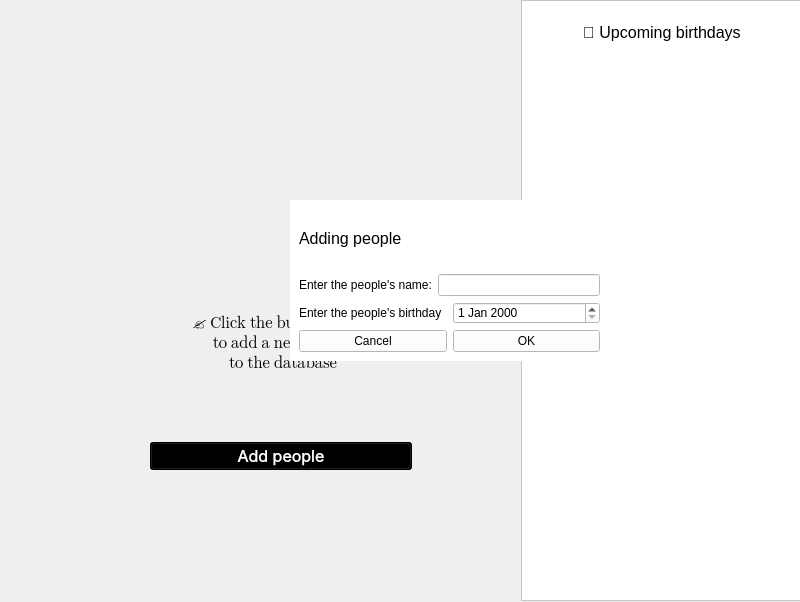
SerhiyTo/Birthday-App, file Brithday-App/mainwindow.ui: the form before one commit.
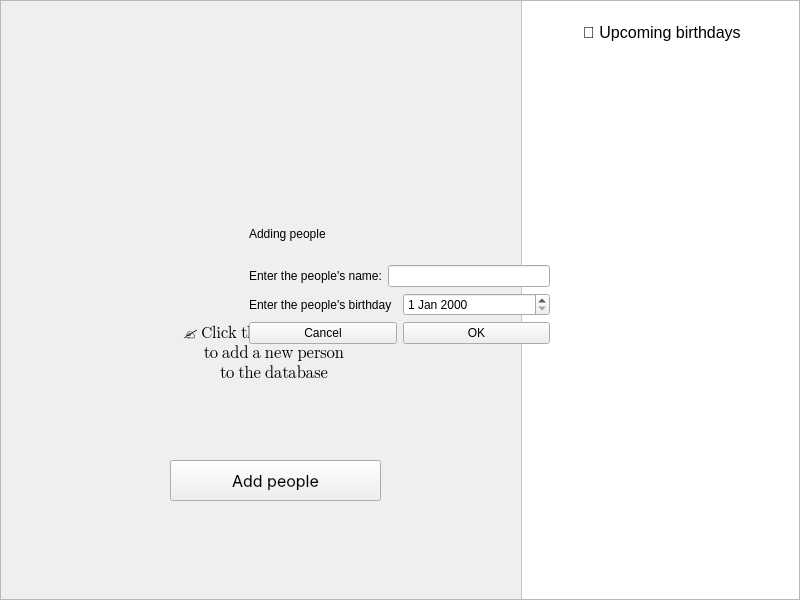
The form after the commit. Icons and pictures are not drawn.

Diff of the .ui file:
```diff
--- a/Brithday-App/mainwindow.ui
+++ b/Brithday-App/mainwindow.ui
@@ -10,7 +10,7 @@
     <x>0</x>
     <y>0</y>
     <width>800</width>
-    <height>602</height>
+    <height>600</height>
    </rect>
   </property>
   <property name="mouseTracking">
@@ -33,142 +33,6 @@
    <enum>QTabWidget::Rounded</enum>
   </property>
   <widget class="QWidget" name="centralwidget">
-   <widget class="QWidget" name="layoutWidget">
-    <property name="geometry">
-     <rect>
-      <x>150</x>
-      <y>60</y>
-      <width>262</width>
-      <height>410</height>
-     </rect>
-    </property>
-    <layout class="QVBoxLayout" name="MainCenter">
-     <item>
-      <widget class="QLabel" name="image">
-       <property name="text">
-        <string/>
-       </property>
-       <property name="pixmap">
-        <pixmap resource="resources.qrc">:/graphics/bird.png</pixmap>
-       </property>
-       <property name="scaledContents">
-        <bool>true</bool>
-       </property>
-      </widget>
-     </item>
-     <item>
-      <widget class="QLabel" name="text_upper_button">
-       <property name="font">
-        <font>
-         <family>Segoe UI Emoji</family>
-         <pointsize>12</pointsize>
-        </font>
-       </property>
-       <property name="text">
-        <string>✍️ Click the button below
- to add a new person
- to the database</string>
-       </property>
-       <property name="textFormat">
-        <enum>Qt::PlainText</enum>
-       </property>
-       <property name="alignment">
-        <set>Qt::AlignCenter</set>
-       </property>
-      </widget>
-     </item>
-     <item>
-      <widget class="QPushButton" name="btnAddPeople">
-       <property name="font">
-        <font>
-         <family>Inter</family>
-         <pointsize>12</pointsize>
-        </font>
-       </property>
-       <property name="styleSheet">
-        <string notr="true">background-color: rgb(0, 0, 0);
-color: rgb(255, 255, 255);</string>
-       </property>
-       <property name="text">
-        <string>Add people</string>
-       </property>
-      </widget>
-     </item>
-    </layout>
-   </widget>
-   <widget class="QFrame" name="frMessageOpen">
-    <property name="geometry">
-     <rect>
-      <x>290</x>
-      <y>200</y>
-      <width>319</width>
-      <height>161</height>
-     </rect>
-    </property>
-    <property name="styleSheet">
-     <string notr="true">background-color: rgb(255, 255, 255);</string>
-    </property>
-    <layout class="QVBoxLayout" name="verticalLayout_2">
-     <item>
-      <widget class="QLabel" name="label_3">
-       <property name="font">
-        <font>
-         <pointsize>12</pointsize>
-        </font>
-       </property>
-       <property name="text">
-        <string>Adding people</string>
-       </property>
-      </widget>
-     </item>
-     <item>
-      <layout class="QHBoxLayout" name="lblNameInput">
-       <item>
-        <widget class="QLabel" name="label">
-         <property name="text">
-          <string>Enter the people's name:</string>
-         </property>
-        </widget>
-       </item>
-       <item>
-        <widget class="QLineEdit" name="lnNameInput"/>
-       </item>
-      </layout>
-     </item>
-     <item>
-      <layout class="QHBoxLayout" name="lblDateInput">
-       <item>
-        <widget class="QLabel" name="label_2">
-         <property name="text">
-          <string>Enter the people's birthday</string>
-         </property>
-        </widget>
-       </item>
-       <item>
-        <widget class="QDateEdit" name="datInput"/>
-       </item>
-      </layout>
-     </item>
-     <item>
-      <layout class="QHBoxLayout" name="btns">
-       <item>
-        <widget class="QPushButton" name="btnCancel">
-         <property name="text">
-          <string>Cancel</string>
-         </property>
-        </widget>
-       </item>
-       <item>
-        <widget class="QPushButton" name="btnOk">
-         <property name="text">
-          <string>OK</string>
-         </property>
-        </widget>
-       </item>
-      </layout>
-     </item>
-    </layout>
-   </widget>
    <widget class="QFrame" name="frWithData">
     <property name="geometry">
      <rect>
@@ -249,9 +113,178 @@
      <layout class="QGridLayout" name="laForData"/>
     </widget>
    </widget>
+   <widget class="QPushButton" name="btnAddPeople">
+    <property name="geometry">
+     <rect>
+      <x>170</x>
+      <y>460</y>
+      <width>211</width>
+      <height>41</height>
+     </rect>
+    </property>
+    <property name="font">
+     <font>
+      <family>Inter</family>
+      <pointsize>12</pointsize>
+     </font>
+    </property>
+    <property name="styleSheet">
+     <string notr="true"/>
+    </property>
+    <property name="text">
+     <string>Add people</string>
+    </property>
+   </widget>
+   <widget class="QWidget" name="layoutWidget">
+    <property name="geometry">
+     <rect>
+      <x>141</x>
+      <y>61</y>
+      <width>262</width>
+      <height>387</height>
+     </rect>
+    </property>
+    <layout class="QVBoxLayout" name="layCenter">
+     <item>
+      <widget class="QLabel" name="image">
+       <property name="text">
+        <string/>
+       </property>
+       <property name="pixmap">
+        <pixmap resource="resources.qrc">:/graphics/bird.png</pixmap>
+       </property>
+       <property name="scaledContents">
+        <bool>true</bool>
+       </property>
+      </widget>
+     </item>
+     <item>
+      <widget class="QLabel" name="text_upper_button">
+       <property name="font">
+        <font>
+         <family>Segoe UI Emoji</family>
+         <pointsize>12</pointsize>
+        </font>
+       </property>
+       <property name="text">
+        <string>✍️ Click the button below
+ to add a new person
+ to the database</string>
+       </property>
+       <property name="textFormat">
+        <enum>Qt::PlainText</enum>
+       </property>
+       <property name="alignment">
+        <set>Qt::AlignCenter</set>
+       </property>
+      </widget>
+     </item>
+    </layout>
+   </widget>
+   <widget class="QFrame" name="frBackgroundMessage">
+    <property name="enabled">
+     <bool>true</bool>
+    </property>
+    <property name="geometry">
+     <rect>
+      <x>0</x>
+      <y>0</y>
+      <width>800</width>
+      <height>600</height>
+     </rect>
+    </property>
+    <property name="frameShape">
+     <enum>QFrame::StyledPanel</enum>
+    </property>
+    <property name="frameShadow">
+     <enum>QFrame::Raised</enum>
+    </property>
+    <widget class="QFrame" name="frMessageOpen">
+     <property name="geometry">
+      <rect>
+       <x>240</x>
+       <y>200</y>
+       <width>319</width>
+       <height>153</height>
+      </rect>
+     </property>
+     <property name="acceptDrops">
+      <bool>false</bool>
+     </property>
+     <property name="styleSheet">
+      <string notr="true"/>
+     </property>
+     <layout class="QGridLayout" name="gridLayout">
+      <item row="0" column="0">
+       <widget class="QLabel" name="lblAddingPeople">
+        <property name="text">
+         <string>Adding people</string>
+        </property>
+       </widget>
+      </item>
+      <item row="1" column="0" colspan="2">
+       <layout class="QHBoxLayout" name="lblNameInput">
+        <item>
+         <widget class="QLabel" name="label">
+          <property name="text">
+           <string>Enter the people's name:</string>
+          </property>
+         </widget>
+        </item>
+        <item>
+         <widget class="QLineEdit" name="lnNameInput"/>
+        </item>
+       </layout>
+      </item>
+      <item row="2" column="0" colspan="2">
+       <layout class="QHBoxLayout" name="lblDateInput">
+        <item>
+         <widget class="QLabel" name="label_2">
+          <property name="text">
+           <string>Enter the people's birthday</string>
+          </property>
+         </widget>
+        </item>
+        <item>
+         <widget class="QDateEdit" name="datInput"/>
+        </item>
+       </layout>
+      </item>
+      <item row="3" column="0">
+       <widget class="QPushButton" name="btnCancel">
+        <property name="enabled">
+         <bool>true</bool>
+        </property>
+        <property name="font">
+         <font>
+          <italic>false</italic>
+          <bold>false</bold>
+          <underline>false</underline>
+          <kerning>true</kerning>
+         </font>
+        </property>
+        <property name="text">
+         <string>Cancel</string>
+        </property>
+       </widget>
+      </item>
+      <item row="3" column="1">
+       <widget class="QPushButton" name="btnOk">
+        <property name="enabled">
+         <bool>true</bool>
+        </property>
+        <property name="text">
+         <string>OK</string>
+        </property>
+       </widget>
+      </item>
+     </layout>
+    </widget>
+   </widget>
+   <zorder>btnAddPeople</zorder>
    <zorder>layoutWidget</zorder>
    <zorder>frWithData</zorder>
-   <zorder>frMessageOpen</zorder>
+   <zorder>frBackgroundMessage</zorder>
   </widget>
  </widget>
  <resources>
```
